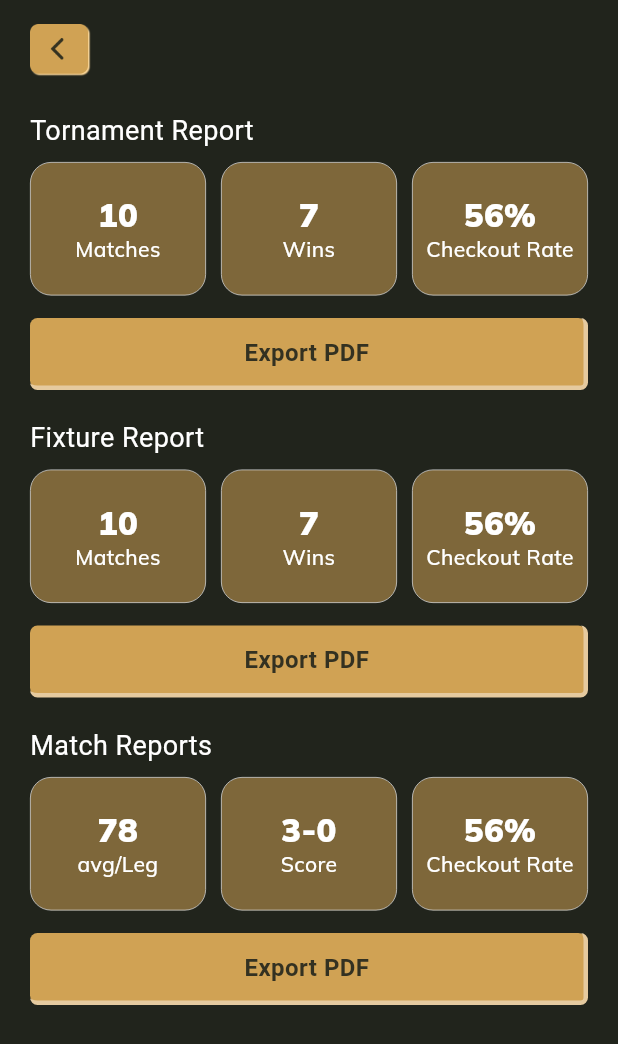
After one commit to sufyanshoukat/dart-stats, a Flutter app: the MatchReportDetailScreen screen opened directly, on a phone screen of 412 x 824 dp. The commit adds this screen. Shown: the top 1044 px of the screen. Run offline on Flutter 3.47's test engine with Material 3 defaults, Android fonts, the phone set to English and light mode, and no system bars; drawn by our look-alikes of flutter_animate, flutter_bounce; our stand-ins replace bounce, cached_network_image, dropdown_button2, fl_chart, flutter_slidable, get and 2 more; missing offline and left inert: svg_flutter; Roboto replaces fonts that are missing (Audiowide).

Commit message:
'changing_done_three_commit'

```diff
--- a/lib/main.dart
+++ b/lib/main.dart
@@ -1,4 +1,5 @@
 import 'package:dartmasterapp/view/screen/auth/Register_screen.dart';
+import 'package:dartmasterapp/view/screen/auth/app_overview_information_screen.dart';
 import 'package:dartmasterapp/view/screen/auth/forget_password_screen.dart';
 import 'package:dartmasterapp/view/screen/auth/login_screen.dart';
 import 'package:dartmasterapp/view/screen/auth/otp_verification_screen.dart';
@@ -12,6 +13,7 @@ import 'package:dartmasterapp/view/screen/fixture/onevsone_screen.dart';
 import 'package:dartmasterapp/view/screen/home/edit_player_screen.dart';
 import 'package:dartmasterapp/view/screen/home/home_screen.dart';
 import 'package:dartmasterapp/view/screen/home/register_new_player_screen.dart';
+import 'package:dartmasterapp/view/screen/match_report/match_report_detail_screen.dart';
 import 'package:dartmasterapp/view/screen/match_report/match_report_screen.dart';
 import 'package:dartmasterapp/view/screen/membership_renewal/membership_renewal_screen.dart';
 import 'package:dartmasterapp/view/screen/payment/payment_detail_screen.dart';
@@ -19,6 +21,8 @@ import 'package:dartmasterapp/view/screen/payment/payment_screen.dart';
 import 'package:dartmasterapp/view/screen/playerStatus/player_ranking_screen.dart';
 import 'package:dartmasterapp/view/screen/playerStatus/player_status_screen.dart' hide GameTypeController;
 import 'package:dartmasterapp/view/screen/register_tournment/register_tournment_screen.dart';
+import 'package:dartmasterapp/view/screen/settings/change_email_address_screen.dart';
+import 'package:dartmasterapp/view/screen/settings/change_password_screen.dart';
 import 'package:dartmasterapp/view/screen/settings/settings_screen.dart';
 import 'package:dartmasterapp/view/splash_service/onboarding_screen.dart';
 import 'package:dartmasterapp/view/splash_service/splash_screen.dart';
--- a/lib/view/custom/drawer.dart
+++ b/lib/view/custom/drawer.dart
@@ -9,6 +9,7 @@ import 'package:dartmasterapp/view/screen/fixture/fixture_screen.dart';
 import 'package:dartmasterapp/view/screen/fixture/onevsone_screen.dart';
 import 'package:dartmasterapp/view/screen/home/edit_player_screen.dart';
 import 'package:dartmasterapp/view/screen/home/register_new_player_screen.dart';
+import 'package:dartmasterapp/view/screen/match_report/match_report_detail_screen.dart';
 import 'package:dartmasterapp/view/screen/payment/payment_screen.dart';
 import 'package:dartmasterapp/view/screen/playerStatus/player_ranking_screen.dart';
 import 'package:dartmasterapp/view/screen/playerStatus/player_status_screen.dart';
@@ -131,7 +132,8 @@ class CustomDrawer extends StatelessWidget {
                       Assets.svgD4,
                       36,
                           () {
-                            Get.to(() => CompetitionStatisticsScreen());
+                            Get.to(() => MatchReportDetailScreen());
+                            //Get.to(() => CompetitionStatisticsScreen());
                       },
                     ),
                     /*_buildDrawerItem(
--- a/lib/view/screen/fixture/fixture_screen.dart
+++ b/lib/view/screen/fixture/fixture_screen.dart
@@ -8,6 +8,7 @@ import 'package:dartmasterapp/view/custom/custom_dropdown.dart';
 import 'package:dartmasterapp/view/custom/my_button.dart';
 import 'package:dartmasterapp/view/custom/my_text_widget.dart';
 import 'package:dartmasterapp/view/custom/my_textfeild.dart';
+import 'package:dartmasterapp/view/screen/register_tournment/register_tournment_screen.dart';
 import 'package:flutter/material.dart';
 import 'package:get/get.dart';
 
@@ -179,6 +180,7 @@ class FixtureScreen extends StatelessWidget {
                 SizedBox(height: 20),
                 Container(
                   width: double.infinity,
+
                   padding: EdgeInsets.all(15),
                   decoration: ShapeDecoration(
                     color: kTextColor,
@@ -920,7 +922,7 @@ class FixtureScreen extends StatelessWidget {
                 SizedBox(height: 20),
                 Padding(
                   padding: AppSizes.HORIZONTAL,
-                  child: MyButton(onTap: () {}, buttonText: "Start Matches"),
+                  child: MyButton(onTap: () {Get.to(()=>RegisterTournmentScreen());}, buttonText: "Start Matches"),
                 ),
                 SizedBox(height: 10),
                 Padding(
--- a/lib/view/screen/home/home_screen.dart
+++ b/lib/view/screen/home/home_screen.dart
@@ -10,6 +10,7 @@ import 'package:dartmasterapp/view/screen/fixture/fixture_screen.dart';
 import 'package:dartmasterapp/view/screen/fixture/onevsone_screen.dart';
 import 'package:dartmasterapp/view/screen/home/edit_player_screen.dart';
 import 'package:dartmasterapp/view/screen/home/register_new_player_screen.dart';
+import 'package:dartmasterapp/view/screen/match_report/match_report_detail_screen.dart';
 import 'package:dartmasterapp/view/screen/playerStatus/player_status_screen.dart';
 import 'package:dartmasterapp/view/screen/register_tournment/register_tournment_screen.dart';
 import 'package:flutter/material.dart';
@@ -118,6 +119,7 @@ class HomeScreen extends StatelessWidget {
                   ),
                   buildPlayerCard(
                     onTap: (){
+                      Get.to(() => MatchReportDetailScreen());
                       //Get.to(() => CompetitionStatisticsScreen());
                     },
                     text: "Competition\nStatistics",
--- /dev/null
+++ b/lib/view/screen/match_report/match_report_detail_screen.dart
@@ -0,0 +1,163 @@
+import 'package:dartmasterapp/config/constants/app_colors.dart';
+import 'package:dartmasterapp/config/constants/app_fonts.dart';
+import 'package:dartmasterapp/config/constants/app_sizes.dart';
+import 'package:dartmasterapp/generated/assets.dart';
+import 'package:dartmasterapp/view/custom/common_image_view_widget.dart';
+import 'package:dartmasterapp/view/custom/my_button.dart';
+import 'package:dartmasterapp/view/custom/my_text_widget.dart';
+import 'package:flutter/material.dart';
+import 'package:get/get.dart';
+import 'package:get/get_core/src/get_main.dart';
+
+
+class MatchReportDetailScreen extends StatelessWidget {
+  const MatchReportDetailScreen({super.key});
+
+  @override
+  Widget build(BuildContext context) {
+    return Scaffold(
+      body: SafeArea(
+        child: SingleChildScrollView(
+          physics: BouncingScrollPhysics(),
+          child: Padding(
+            padding: AppSizes.DEFAULT,
+            child: Column(
+              crossAxisAlignment: CrossAxisAlignment.start,
+              children: [
+                GestureDetector(
+                    onTap: (){
+                      Get.back();
+                    },
+                    child: CommonImageView(imagePath: Assets.imagesBackButton,height: 35,)),
+                SizedBox(height: 24,),
+                MyText(
+                  text: "Tornament Report",
+                  size: 18,
+                  weight: FontWeight.w400,
+                  color: kQuaternaryColor,
+                  fontFamily: AppFonts.audioWide,
+                ),
+                SizedBox(height: 10,),
+                Row(
+                  children: [
+                    statBox(count: "10", label: "Matches"),
+                    SizedBox(width: 10),
+                    statBox(count: "7", label: "Wins"),
+                    SizedBox(width: 10),
+                    statBox(count: "56% ", label: "Checkout Rate"),
+                  ],
+                ),
+                SizedBox(height: 15,),
+                MyButton(onTap: (){}, buttonText: "Export PDF"),
+                SizedBox(height: 20,),
+                MyText(
+                  text: "Fixture Report",
+                  size: 18,
+                  weight: FontWeight.w400,
+                  color: kQuaternaryColor,
+                  fontFamily: AppFonts.audioWide,
+                ),
+                SizedBox(height: 10,),
+                Row(
+                  children: [
+                    statBox(count: "10", label: "Matches"),
+                    SizedBox(width: 10),
+                    statBox(count: "7", label: "Wins"),
+                    SizedBox(width: 10),
+                    statBox(count: "56% ", label: "Checkout Rate"),
+                  ],
+                ),
+                SizedBox(height: 15,),
+                MyButton(onTap: (){}, buttonText: "Export PDF"),
+                SizedBox(height: 20,),
+                MyText(
+                  text: "Match Reports",
+                  size: 18,
+                  weight: FontWeight.w400,
+                  color: kQuaternaryColor,
+                  fontFamily: AppFonts.audioWide,
+                ),
+                SizedBox(height: 10,),
+                Row(
+                  children: [
+                    statBox(count: "78", label: "avg/Leg"),
+                    SizedBox(width: 10),
+                    statBox(count: "3-0", label: "Score"),
+                    SizedBox(width: 10),
+                    statBox(count: "56% ", label: "Checkout Rate"),
+                  ],
+                ),
+                SizedBox(height: 15,),
+                MyButton(onTap: (){}, buttonText: "Export PDF"),
+
+
+
+
+
+
+
+
+
+
+              ],
+            ),
+          ),
+        ),
+      ),
+    );
+  }
+  Widget statBox({
+    required String count,
+    required String label,
+    Color bgColor = const Color(0x87D0A254),
+  }) {
+    return Expanded(
+      child: Container(
+        height: 89,
+        decoration: ShapeDecoration(
+          color: bgColor,
+          shape: RoundedRectangleBorder(
+            side: const BorderSide(
+              width: 0.50,
+              color: kTFBorderColor,
+            ),
+            borderRadius: BorderRadius.circular(14),
+          ),
+        ),
+        child: Column(
+          mainAxisAlignment: MainAxisAlignment.center,
+          children: [
+            Text.rich(
+              TextSpan(
+                children: [
+                  TextSpan(
+                    text: '$count \n',
+                    style: TextStyle(
+                      color: kQuaternaryColor,
+                      fontSize: 22,
+                      fontFamily: AppFonts.mulish,
+                      fontWeight: FontWeight.w900,
+                      height: 1.25,
+                    ),
+                  ),
+                  TextSpan(
+                    text: label,
+                    style: TextStyle(
+                      color: kQuaternaryColor,
+                      fontSize: 14,
+                      fontFamily: AppFonts.mulish,
+                      fontWeight: FontWeight.w500,
+                      height: 1.25,
+                    ),
+                  ),
+                ],
+              ),
+              textAlign: TextAlign.center,
+            )
+          ],
+        ),
+      ),
+    );
+  }
+
+}
--- a/lib/view/splash_service/onboarding_screen.dart
+++ b/lib/view/splash_service/onboarding_screen.dart
@@ -23,9 +23,9 @@ class _OnboardingScreenState extends State<OnboardingScreen> {
   final RxInt selectedIndex = 0.obs;
 
   final List<String> onboardingImages = [
-    Assets.imagesLogo,
-    Assets.imagesLogo,
-    Assets.imagesLogo,
+    Assets.imagesLogo3,
+    Assets.imagesLogo3,
+    Assets.imagesLogo3,
   ];
 
   final List<String> titles = [
```
Also changed, not shown: lib/view/screen/auth/Register_screen.dart (+6 -1 lines), lib/view/screen/auth/app_overview_information_screen.dart (added, +109 -0 lines), lib/view/screen/settings/change_email_address_screen.dart (added, +33 -0 lines), lib/view/screen/settings/change_password_screen.dart (added, +40 -0 lines), lib/view/screen/settings/privacy_policy_screen.dart (added, +87 -0 lines), lib/view/screen/settings/settings_screen.dart (+18 -0 lines), assets/images/logo1.png (added), assets/images/logo2.png (added), assets/images/logo3.png (added), lib/generated/assets.dart.
